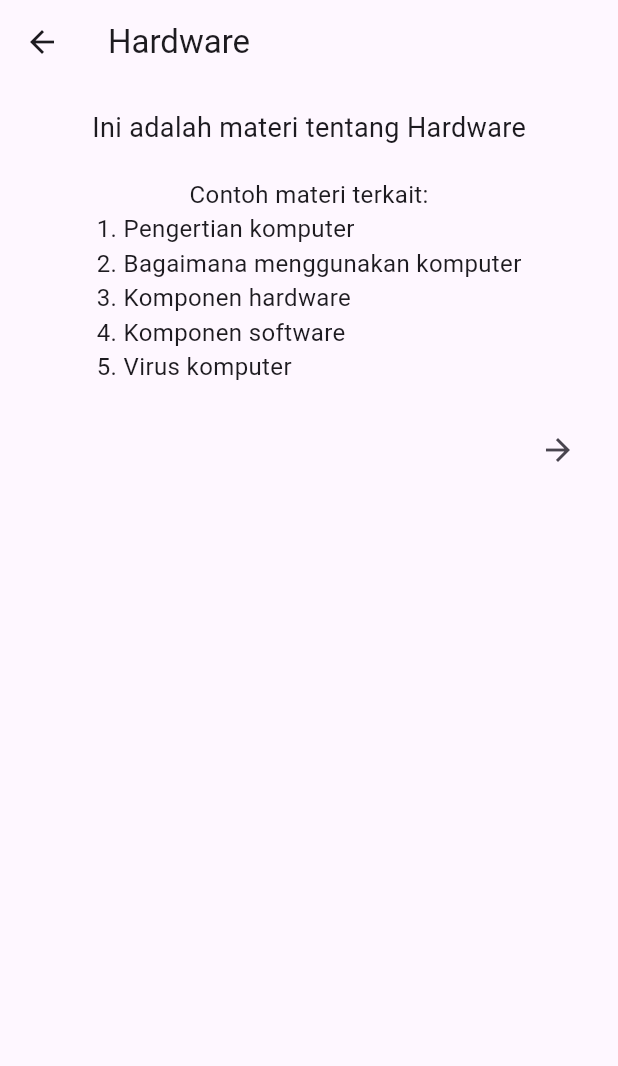
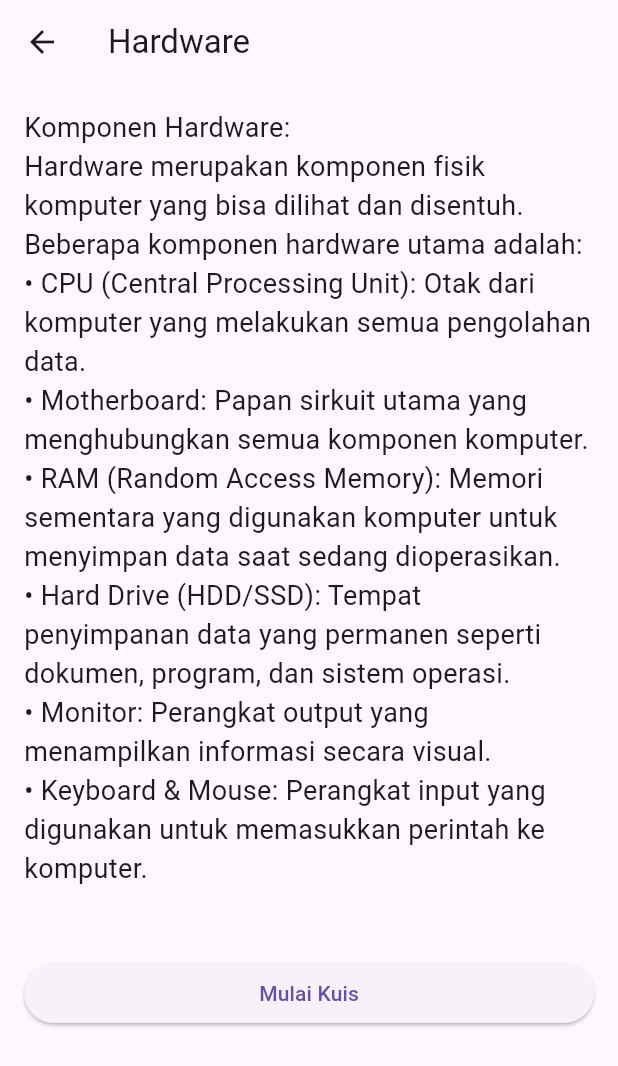
Before and after one commit to Yeniisilvia/Yeni-Silvia_2213025075, a Flutter app: the screen it shows after launch, after a tap on "Hardware", on a phone screen of 412 x 824 dp. Shown: the top 1066 px of the screen. Run offline on Flutter 3.47's test engine with Material 3 defaults, Android fonts, the phone set to English and light mode, and no system bars.

Commit message:
Update main.dart

```diff
--- a/flutter_application_1/lib/main.dart
+++ b/flutter_application_1/lib/main.dart
@@ -44,7 +44,8 @@ class _SplashScreenState extends State<SplashScreen> {
             SizedBox(height: 20),
             Text(
               'EduFlareX',
-              style: TextStyle(fontSize: 30, color: Colors.white, fontWeight: FontWeight.bold),
+              style: TextStyle(
+                  fontSize: 30, color: Colors.white, fontWeight: FontWeight.bold),
             ),
           ],
         ),
@@ -65,9 +66,11 @@ class MenuScreen extends StatelessWidget {
         child: Column(
           mainAxisAlignment: MainAxisAlignment.center,
           children: <Widget>[
-            buildMenuButton(context, 'Apa Itu Komputer?', MateriScreen(title: 'Apa Itu Komputer?')),
-            SizedBox(height: 16), // Adding space between buttons
-            buildMenuButton(context, 'Cara Menggunakan Komputer', MateriScreen(title: 'Cara Menggunakan Komputer')),
+            buildMenuButton(
+                context, 'Apa Itu Komputer?', MateriScreen(title: 'Apa Itu Komputer?')),
+            SizedBox(height: 16),
+            buildMenuButton(context, 'Cara Menggunakan Komputer',
+                MateriScreen(title: 'Cara Menggunakan Komputer')),
             SizedBox(height: 16),
             buildMenuButton(context, 'Hardware', MateriScreen(title: 'Hardware')),
             SizedBox(height: 16),
@@ -82,22 +85,23 @@ class MenuScreen extends StatelessWidget {
 
   Widget buildMenuButton(BuildContext context, String title, Widget screen) {
     return MaterialButton(
-      color: Colors.blue[900], // Matching color to the image
+      color: Colors.blue[900],
       shape: RoundedRectangleBorder(
-        borderRadius: BorderRadius.circular(15), // Rounded corners
+        borderRadius: BorderRadius.circular(15),
       ),
-      padding: EdgeInsets.symmetric(vertical: 20), // More padding for larger buttons
-      minWidth: double.infinity, // Full-width buttons
+      padding: EdgeInsets.symmetric(vertical: 20),
+      minWidth: double.infinity,
       onPressed: () {
-        Navigator.push(context, MaterialPageRoute(builder: (context) => screen));
+        Navigator.push(
+            context, MaterialPageRoute(builder: (context) => screen));
       },
       child: Text(
         title,
-        textAlign: TextAlign.center, // Center text
+        textAlign: TextAlign.center,
         style: TextStyle(
           fontSize: 20,
           color: Colors.white,
-          fontWeight: FontWeight.bold, // Bold font to match the image style
+          fontWeight: FontWeight.bold,
         ),
       ),
     );
@@ -117,116 +121,220 @@ class MateriScreen extends StatelessWidget {
       ),
       body: Padding(
         padding: const EdgeInsets.all(16.0),
-        child: Column(
+        child: ListView(
           children: <Widget>[
             Text(
-              'Ini adalah materi tentang $title',
+              _getMateriContent(title),
               style: TextStyle(fontSize: 18),
             ),
             SizedBox(height: 20),
-            Text(
-              'Contoh materi terkait:',
-              style: TextStyle(fontSize: 16),
-            ),
-            Text(
-              '1. Pengertian komputer\n2. Bagaimana menggunakan komputer\n3. Komponen hardware\n4. Komponen software\n5. Virus komputer',
-              style: TextStyle(fontSize: 16),
-            ),
-            SizedBox(height: 20),
-            Align(
-              alignment: Alignment.bottomRight,
-              child: IconButton(
-                icon: Icon(Icons.arrow_forward),
-                onPressed: () {
-                  Navigator.push(context, MaterialPageRoute(builder: (context) => QuizScreen()));
-                },
-              ),
-            )
-          ],
-        ),
-      ),
-    );
-  }
-}
-
-class QuizScreen extends StatefulWidget {
-  @override
-  _QuizScreenState createState() => _QuizScreenState();
-}
-
-class _QuizScreenState extends State<QuizScreen> {
-  int score = 100; // Simulasi skor
-  String correctAnswer = "Hardware";
-
-  @override
-  Widget build(BuildContext context) {
-    return Scaffold(
-      appBar: AppBar(
-        title: Text('Kuis'),
-      ),
-      body: Padding(
-        padding: const EdgeInsets.all(16.0),
-        child: Column(
-          children: <Widget>[
-            Text(
-              'Salah satu komponen sistem komputer yang bersifat fisik, dapat dilihat dan disentuh adalah...',
-              style: TextStyle(fontSize: 18),
-            ),
             ElevatedButton(
               onPressed: () {
-                setState(() {
-                  // Logika jawaban benar atau salah
-                  if (correctAnswer == 'Hardware') {
-                    Navigator.push(context, MaterialPageRoute(builder: (context) => ScoreScreen(score: score)));
-                  }
-                });
+                Navigator.push(context, MaterialPageRoute(builder: (context) {
+                  return QuizScreen(title: title); // Go to corresponding quiz
+                }));
               },
-              child: Text('Software'),
-            ),
-            ElevatedButton(
-              onPressed: () {
-                setState(() {
-                  if (correctAnswer == 'Hardware') {
-                    Navigator.push(context, MaterialPageRoute(builder: (context) => ScoreScreen(score: score)));
-                  }
-                });
-              },
-              child: Text('Hardware'),
+              child: Text('Mulai Kuis'),
             ),
           ],
         ),
       ),
     );
   }
+
+  String _getMateriContent(String title) {
+    switch (title) {
+      case 'Apa Itu Komputer?':
+        return '''
+Pengertian Komputer:
+Komputer adalah perangkat elektronik yang dapat menerima data, memprosesnya sesuai dengan program yang diberikan, dan menghasilkan output berupa informasi. Komputer bekerja dengan prinsip logika dan aritmatika, yang membuatnya mampu menyelesaikan berbagai tugas dengan akurat dan cepat.
+''';
+
+      case 'Cara Menggunakan Komputer':
+        return '''
+Bagaimana Menggunakan Komputer:
+• Menyalakan Komputer: Tekan tombol power pada CPU dan monitor, tunggu hingga sistem operasi (seperti Windows atau macOS) muncul di layar.
+• Penggunaan Dasar: Setelah komputer menyala, pengguna dapat menjalankan berbagai program sesuai kebutuhan seperti aplikasi perkantoran, browser untuk internet, atau aplikasi media.
+• Shutdown: Setelah selesai menggunakan, pastikan untuk mematikan komputer dengan benar melalui menu "Start" dan pilih "Shutdown" untuk mencegah kerusakan data.
+''';
+
+      case 'Hardware':
+        return '''
+Komponen Hardware:
+Hardware merupakan komponen fisik komputer yang bisa dilihat dan disentuh. Beberapa komponen hardware utama adalah:
+• CPU (Central Processing Unit): Otak dari komputer yang melakukan semua pengolahan data.
+• Motherboard: Papan sirkuit utama yang menghubungkan semua komponen komputer.
+• RAM (Random Access Memory): Memori sementara yang digunakan komputer untuk menyimpan data saat sedang dioperasikan.
+• Hard Drive (HDD/SSD): Tempat penyimpanan data yang permanen seperti dokumen, program, dan sistem operasi.
+• Monitor: Perangkat output yang menampilkan informasi secara visual.
+• Keyboard & Mouse: Perangkat input yang digunakan untuk memasukkan perintah ke komputer.
+''';
+
+      case 'Software':
+        return '''
+Komponen Software:
+Software adalah program atau aplikasi yang diinstal di dalam komputer untuk menjalankan berbagai fungsi. Beberapa kategori software adalah:
+• Sistem Operasi: Perangkat lunak dasar yang mengelola semua hardware dan software di komputer (contoh: Windows, Linux, macOS).
+• Aplikasi Perkantoran: Seperti Microsoft Office (Word, Excel, PowerPoint) untuk pengolahan data kantor.
+• Browser: Untuk mengakses internet (contoh: Google Chrome, Mozilla Firefox).
+• Antivirus: Untuk melindungi komputer dari serangan malware dan virus.
+''';
+
+      case 'Virus':
+        return '''
+Virus Komputer:
+Virus komputer adalah program berbahaya yang dapat merusak atau mengganggu kinerja komputer. Virus ini bisa menyebar dari satu komputer ke komputer lain melalui file, email, atau internet. Beberapa jenis virus yang umum antara lain:
+• Trojan Horse: Bersembunyi di balik program yang tampak normal dan dapat mencuri data atau mengontrol sistem komputer.
+• Worms: Virus yang menyebar melalui jaringan tanpa bantuan pengguna.
+• Ransomware: Memblokir akses ke komputer atau file dan meminta tebusan untuk mengembalikannya.
+''';
+
+      default:
+        return 'Materi belum tersedia.';
+    }
+  }
 }
 
-class ScoreScreen extends StatelessWidget {
-  final int score;
+class QuizScreen extends StatelessWidget {
+  final String title;
 
-  ScoreScreen({required this.score});
+  QuizScreen({required this.title});
+
+  final Map<String, List<Question>> quizQuestions = {
+    'Apa Itu Komputer?': [
+      Question('Apa pengertian dari komputer?', {
+        'A. Alat komunikasi untuk bertukar informasi secara cepat': false,
+        'B. Perangkat elektronik yang dapat memproses data menjadi informasi': true,
+        'C. Alat untuk mencetak dokumen dan gambar': false,
+        'D. Alat untuk memutar musik dan video': false,
+      }),
+    ],
+    'Cara Menggunakan Komputer': [
+      Question('Langkah pertama yang harus dilakukan untuk menyalakan komputer adalah?', {
+        'A. Membuka aplikasi': false,
+        'B. Menekan tombol power pada CPU': true,
+        'C. Memasang keyboard dan mouse': false,
+        'D. Menghubungkan komputer ke internet': false,
+      }),
+    ],
+    'Hardware': [
+      Question('Manakah yang termasuk komponen hardware?', {
+        'A. Sistem Operasi': false,
+        'B. Microsoft Word': false,
+        'C. CPU': true,
+        'D. Google Chrome': false,
+      }),
+    ],
+    'Software': [
+      Question('Yang merupakan contoh software adalah?', {
+        'A. RAM': false,
+        'B. Hard Drive': false,
+        'C. Windows 10': true,
+        'D. Monitor': false,
+      }),
+    ],
+    'Virus': [
+      Question('Apa yang dimaksud dengan virus komputer?', {
+        'A. Perangkat keras yang rusak': false,
+        'B. Program berbahaya yang dapat merusak atau mengganggu komputer': true,
+        'C. Program untuk mempercepat kinerja komputer': false,
+        'D. Perangkat lunak yang digunakan untuk membuat dokumen': false,
+      }),
+    ],
+  };
 
   @override
   Widget build(BuildContext context) {
+    final questions = quizQuestions[title] ?? [];
     return Scaffold(
       appBar: AppBar(
-        title: Text('Skor Anda'),
+        title: Text('Kuis: $title'),
       ),
-      body: Center(
-        child: Column(
-          mainAxisAlignment: MainAxisAlignment.center,
-          children: <Widget>[
-            Text(
-              'Skor Anda: $score',
-              style: TextStyle(fontSize: 40, fontWeight: FontWeight.bold),
-            ),
-            SizedBox(height: 20),
-            Text(
-              'Jawaban yang benar adalah "Hardware"',
-              style: TextStyle(fontSize: 20, color: Colors.green),
-            ),
-          ],
-        ),
+      body: questions.isEmpty
+          ? Center(child: Text('Tidak ada kuis tersedia untuk materi ini.'))
+          : QuizWidget(questions: questions),
+    );
+  }
+}
+
+class QuizWidget extends StatefulWidget {
+  final List<Question> questions;
+
+  QuizWidget({required this.questions});
+
+  @override
+  _QuizWidgetState createState() => _QuizWidgetState();
+}
+
+class _QuizWidgetState extends State<QuizWidget> {
+  int currentQuestionIndex = 0;
+  int score = 0;
+  Map<int, bool> answers = {};
+
+  @override
+  Widget build(BuildContext context) {
+    final currentQuestion = widget.questions[currentQuestionIndex];
+    return Padding(
+      padding: const EdgeInsets.all(16.0),
+      child: Column(
+        crossAxisAlignment: CrossAxisAlignment.stretch,
+        children: [
+          Text(
+            'Pertanyaan ${currentQuestionIndex + 1}/${widget.questions.length}',
+            style: TextStyle(fontSize: 20, fontWeight: FontWeight.bold),
+          ),
+          SizedBox(height: 20),
+          Text(currentQuestion.question),
+          ...currentQuestion.options.keys.map((option) {
+            return RadioListTile<bool>(
+              title: Text(option),
+              value: currentQuestion.options[option]!,
+              groupValue: answers[currentQuestionIndex],
+              onChanged: (value) {
+                setState(() {
+                  answers[currentQuestionIndex] = value!;
+                  if (value) score++;
+                });
+              },
+            );
+          }).toList(),
+          SizedBox(height: 20),
+          ElevatedButton(
+            onPressed: currentQuestionIndex + 1 < widget.questions.length
+                ? () {
+                    setState(() {
+                      currentQuestionIndex++;
+                    });
+                  }
+                : () {
+                    showDialog(
+                        context: context,
+                        builder: (context) => AlertDialog(
+                              title: Text('Kuis Selesai!'),
+                              content: Text('Skor Anda: $score'),
+                              actions: [
+                                TextButton(
+                                    onPressed: () {
+                                      Navigator.of(context).pop();
+                                      Navigator.of(context).pop();
+                                    },
+                                    child: Text('Tutup'))
+                              ],
+                            ));
+                  },
+            child: Text(currentQuestionIndex + 1 < widget.questions.length
+                ? 'Pertanyaan Selanjutnya'
+                : 'Selesai'),
+          )
+        ],
       ),
     );
   }
 }
+
+class Question {
+  final String question;
+  final Map<String, bool> options;
+
+  Question(this.question, this.options);
+}
```
